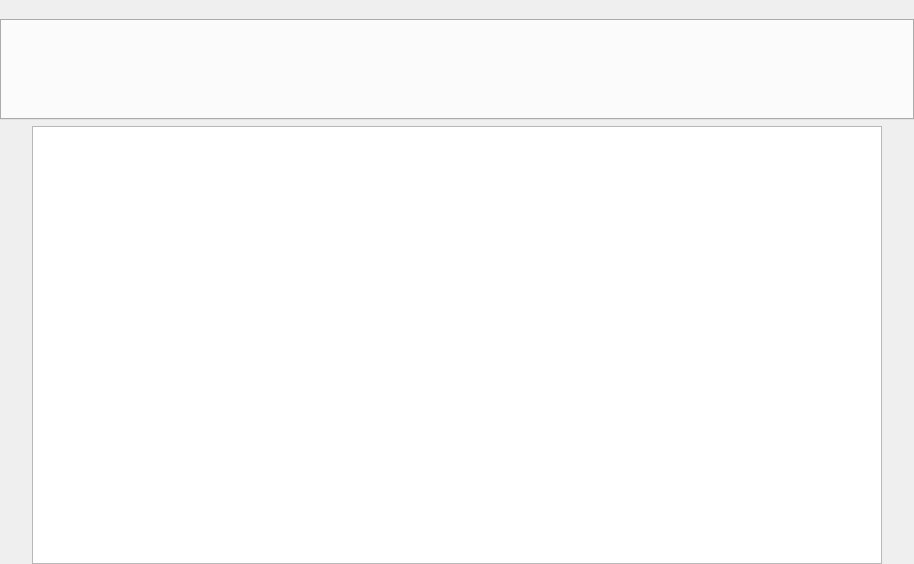
Qt form mainwindow.ui (dudghks/senior-capstone) before a commit.
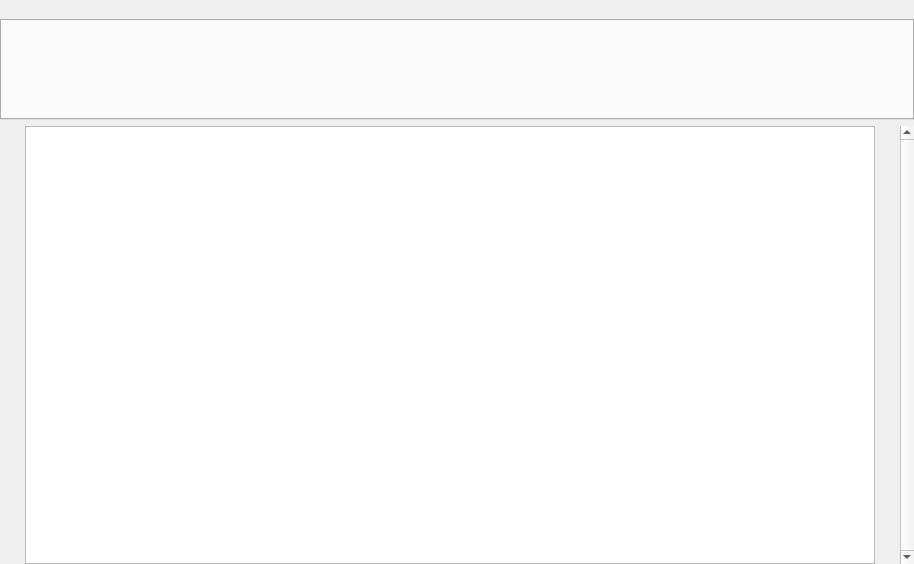
The same form after that commit. The open tabs and pages were chosen to show the change. Icons and pictures are not drawn. Custom widgets are drawn as their Qt base class.

Commit message: Added ribbon buttons and created scroll bar

Diff of the .ui file:
```diff
--- a/mainwindow.ui
+++ b/mainwindow.ui
@@ -361,6 +361,19 @@
         <property name="bottomMargin">
          <number>0</number>
         </property>
+        <item>
+         <spacer name="horizontalSpacer_2">
+          <property name="orientation">
+           <enum>Qt::Horizontal</enum>
+          </property>
+          <property name="sizeHint" stdset="0">
+           <size>
+            <width>40</width>
+            <height>20</height>
+           </size>
+          </property>
+         </spacer>
+        </item>
         <item>
          <widget class="BlockTextEdit" name="textEdit">
           <property name="sizePolicy">
@@ -385,7 +398,7 @@
            <string notr="true">border-color: rgb(204, 204, 204);</string>
           </property>
           <property name="verticalScrollBarPolicy">
-           <enum>Qt::ScrollBarAsNeeded</enum>
+           <enum>Qt::ScrollBarAlwaysOff</enum>
           </property>
           <property name="horizontalScrollBarPolicy">
            <enum>Qt::ScrollBarAsNeeded</enum>
@@ -395,6 +408,29 @@
           </property>
          </widget>
         </item>
+        <item>
+         <spacer name="horizontalSpacer">
+          <property name="orientation">
+           <enum>Qt::Horizontal</enum>
+          </property>
+          <property name="sizeHint" stdset="0">
+           <size>
+            <width>40</width>
+            <height>20</height>
+           </size>
+          </property>
+         </spacer>
+        </item>
+        <item>
+         <widget class="QScrollBar" name="textVerticalScrollBar">
+          <property name="maximum">
+           <number>0</number>
+          </property>
+          <property name="orientation">
+           <enum>Qt::Vertical</enum>
+          </property>
+         </widget>
+        </item>
        </layout>
       </widget>
      </widget>
```
Left out of the diff: 4 changed lines with no effect on the pictures. The commit also changes 27 other files.
